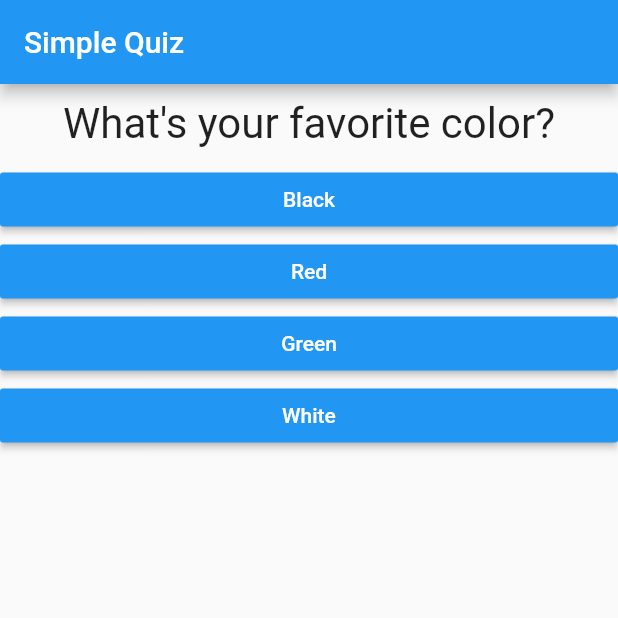
After one commit to elvan/simple_quiz_app_flutter_example, a Flutter app: the screen it shows after launch, on a phone screen of 412 x 824 dp, the top half of it. The commit adds this screen. Run offline on Flutter 3.47's test engine with Material 2 defaults, Android fonts, the phone set to English and light mode, and no system bars.

Commit message:
splitting the app into widgets

```diff
--- a/lib/answer.dart
+++ b/lib/answer.dart
@@ -1,12 +1,15 @@
 import 'package:flutter/material.dart';
 
 class Answer extends StatelessWidget {
-  final Function() selectHandler;
+  final VoidCallback answerQuestion;
 
   final String answerText;
 
-  const Answer(this.selectHandler, this.answerText, {Key key})
-      : super(key: key);
+  const Answer({
+    Key? key,
+    required this.answerQuestion,
+    required this.answerText,
+  }) : super(key: key);
 
   @override
   Widget build(BuildContext context) {
@@ -15,7 +18,7 @@ class Answer extends StatelessWidget {
       child: RaisedButton(
         color: Colors.blue,
         textColor: Colors.white,
-        onPressed: selectHandler,
+        onPressed: answerQuestion,
         child: Text(answerText),
       ),
     );
--- a/lib/main.dart
+++ b/lib/main.dart
@@ -1,14 +1,14 @@
 import 'package:flutter/material.dart';
 
-import 'answer.dart';
-import 'question.dart';
+import 'quiz.dart';
+import 'result.dart';
 
 void main() {
   runApp(const SimpleQuizApp());
 }
 
 class SimpleQuizApp extends StatefulWidget {
-  const SimpleQuizApp({Key key}) : super(key: key);
+  const SimpleQuizApp({Key? key}) : super(key: key);
 
   @override
   State<SimpleQuizApp> createState() => _SimpleQuizAppState();
@@ -54,14 +54,11 @@ class _SimpleQuizAppState extends State<SimpleQuizApp> {
 
   Widget _buildBody() {
     return _questionIndex < _questions.length
-        ? Column(
-            children: [
-              Question(_questions[_questionIndex]['questionText'] as String),
-              ...(_questions[_questionIndex]['answers'] as List<String>)
-                  .map((answer) => Answer(_answerQuestion, answer))
-                  .toList(),
-            ],
+        ? Quiz(
+            answerQuestion: _answerQuestion,
+            questionIndex: _questionIndex,
+            questions: _questions,
           )
-        : const Center(child: Text('You\'ve reached the end of the quiz.'));
+        : const Result();
   }
 }
--- a/lib/question.dart
+++ b/lib/question.dart
@@ -3,7 +3,7 @@ import 'package:flutter/material.dart';
 class Question extends StatelessWidget {
   final String questionText;
 
-  const Question(this.questionText, {Key key}) : super(key: key);
+  const Question(this.questionText, {Key? key}) : super(key: key);
 
   @override
   Widget build(BuildContext context) {
--- /dev/null
+++ b/lib/quiz.dart
@@ -0,0 +1,34 @@
+import 'package:flutter/material.dart';
+
+import 'answer.dart';
+import 'question.dart';
+
+class Quiz extends StatelessWidget {
+  final VoidCallback answerQuestion;
+
+  final int questionIndex;
+
+  final List<Map<String, Object>> questions;
+
+  const Quiz({
+    Key? key,
+    required this.questions,
+    required this.answerQuestion,
+    required this.questionIndex,
+  }) : super(key: key);
+
+  @override
+  Widget build(BuildContext context) {
+    return Column(
+      children: [
+        Question(questions[questionIndex]['questionText'] as String),
+        ...(questions[questionIndex]['answers'] as List<String>)
+            .map((answerText) => Answer(
+                  answerQuestion: answerQuestion,
+                  answerText: answerText,
+                ))
+            .toList(),
+      ],
+    );
+  }
+}
--- a/pubspec.yaml
+++ b/pubspec.yaml
@@ -18,7 +18,7 @@ publish_to: 'none' # Remove this line if you wish to publish to pub.dev
 version: 1.0.0+1
 
 environment:
-  sdk: '>=2.11.0 <3.0.0'
+  sdk: '>=2.15.1 <3.0.0'
 
 # Dependencies specify other packages that your package needs in order to work.
 # To automatically upgrade your package dependencies to the latest versions
```
Also changed, not shown: lib/result.dart (added, +12 -0 lines), pubspec.lock.
